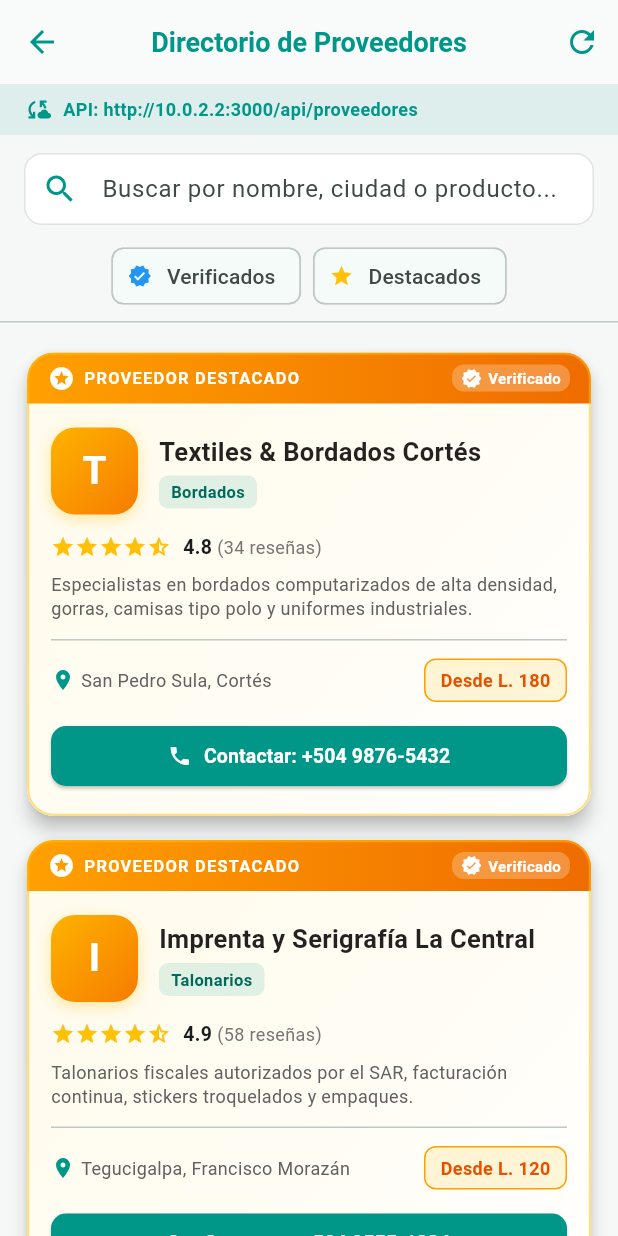
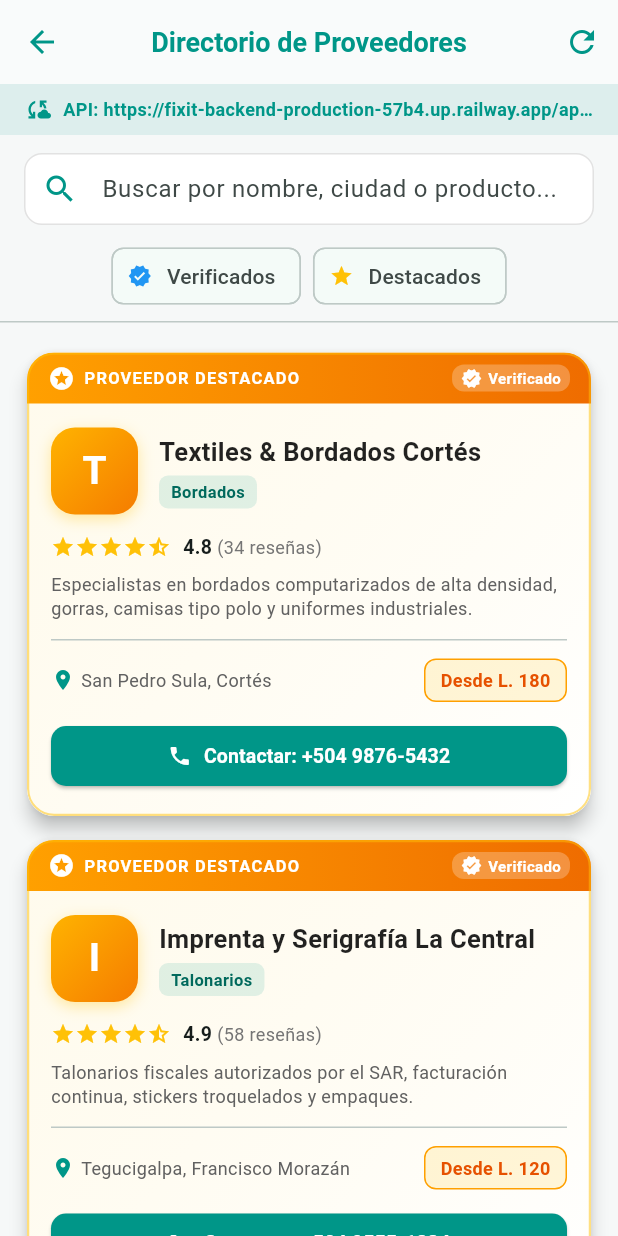
Before and after one commit to FerArvi10/ImpresosBethel, a Flutter app: the ProveedoresScreen screen opened by its route, on a phone screen of 412 x 824 dp. Run offline on Flutter 3.47's test engine with Material 3 defaults, Android fonts, the phone set to English and light mode, and no system bars; network calls fail.

Commit message:
Actualizar URL base de la API a Railway en Flutter

```diff
--- a/lib/config/api_config.dart
+++ b/lib/config/api_config.dart
@@ -1,31 +1,18 @@
-import 'dart:io' show Platform;
 import 'package:flutter/foundation.dart' show kIsWeb;
 
 /// Configuración centralizada de la API y dominio para OrderTracker.
 class ApiConfig {
   // =========================================================================
-  // DOMINIO Y PUERTO DEL SERVIDOR (Auto-detectable)
-  // =========================================================================
-  // - Si estás en Windows / Chrome / Web: usa http://localhost:3000
-  // - Si estás en Emulador Android: usa http://10.0.2.2:3000
-  // - Si usas celular físico: descomenta la línea con tu IP local (ipconfig).
+  // DOMINIO Y PUERTO DEL SERVIDOR (Servidor desplegado en Railway)
   // =========================================================================
 
-  static String get _dominio {
-    // Si pruebas con celular físico en la misma red Wi-Fi, descomenta esto:
-    // return 'http://192.168.1.50:3000';
-
-    if (kIsWeb) return 'http://localhost:3000';
-    try {
-      if (Platform.isAndroid) return 'http://10.0.2.2:3000';
-    } catch (_) {}
-    return 'http://localhost:3000';
-  }
+  static String get _dominio =>
+      'https://fixit-backend-production-57b4.up.railway.app';
 
   // Prefijo de la API
   static const String _apiPrefix = '/api';
 
-  /// URL Base completa: ej. 'http://localhost:3000/api' o 'http://10.0.2.2:3000/api'
+  /// URL Base completa: 'https://fixit-backend-production-57b4.up.railway.app/api'
   static String get baseUrl => '$_dominio$_apiPrefix';
 
   // =========================================================================
@@ -68,7 +55,7 @@ class ApiConfig {
 
   /// Headers estándar para peticiones JSON
   static Map<String, String> get headersJson => {
-        'Content-Type': 'application/json',
-        'Accept': 'application/json',
-      };
+    'Content-Type': 'application/json',
+    'Accept': 'application/json',
+  };
 }
```
